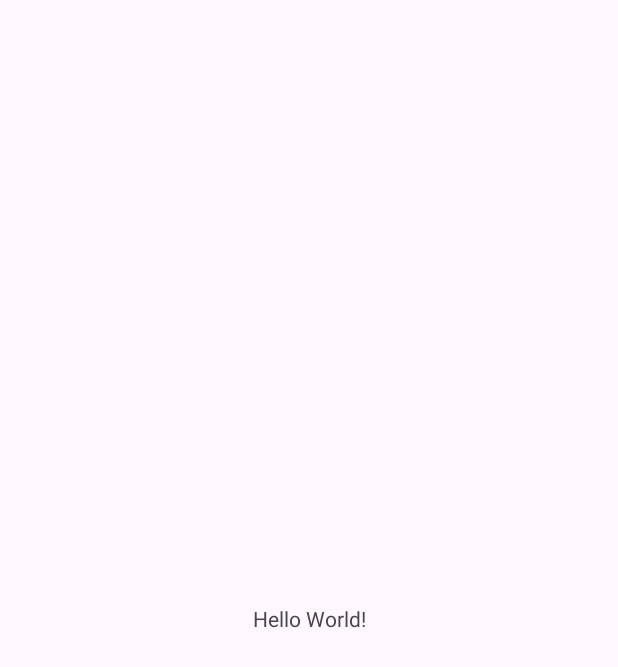
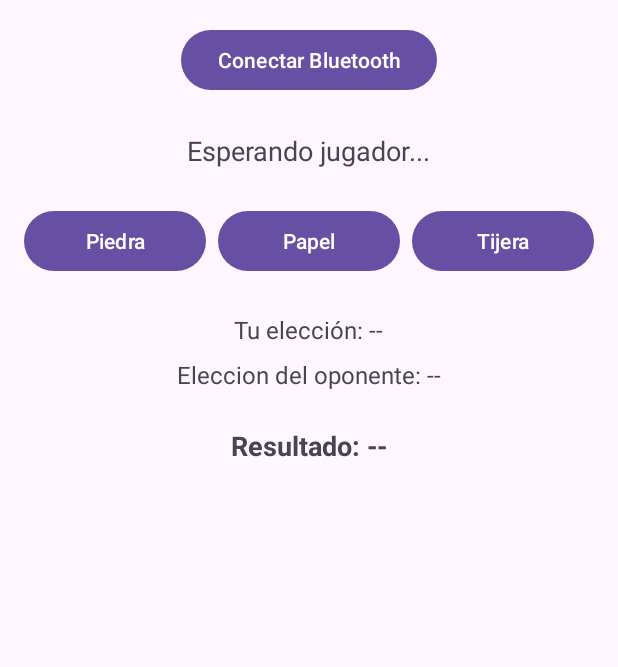
Before and after one commit to Hitgunit/PiedraPapelyTijera, an Android app: the screen it shows after launch (MainActivity), on a phone screen of 412 x 824 dp. Before the commit the part shown is almost empty. Shown: the top 667 px of the screen. Run offline under Robolectric (Android 15) with nearby library versions, the phone set to English and light mode, and no system bars.

Commit message:
XML
Se agrego el XML

```diff
--- a/app/src/main/res/layout/activity_main.xml
+++ b/app/src/main/res/layout/activity_main.xml
@@ -1,18 +1,88 @@
 <?xml version="1.0" encoding="utf-8"?>
-<androidx.constraintlayout.widget.ConstraintLayout xmlns:android="http://schemas.android.com/apk/res/android"
+<LinearLayout
+    xmlns:android="http://schemas.android.com/apk/res/android"
     xmlns:app="http://schemas.android.com/apk/res-auto"
     xmlns:tools="http://schemas.android.com/tools"
     android:layout_width="match_parent"
     android:layout_height="match_parent"
+    android:orientation="vertical"
+    android:padding="16dp"
+    android:gravity="center_horizontal"
     tools:context=".MainActivity">
 
-    <TextView
+    <!-- Botón para iniciar/conectar Bluetooth -->
+    <Button
+        android:id="@+id/btnBluetooth"
         android:layout_width="wrap_content"
         android:layout_height="wrap_content"
-        android:text="Hello World!"
-        app:layout_constraintBottom_toBottomOf="parent"
-        app:layout_constraintEnd_toEndOf="parent"
-        app:layout_constraintStart_toStartOf="parent"
-        app:layout_constraintTop_toTopOf="parent" />
+        android:text="Conectar Bluetooth"
+        android:layout_marginBottom="24dp" />
 
-</androidx.constraintlayout.widget.ConstraintLayout>
+    <!-- Área para el estado del juego -->
+    <TextView
+        android:id="@+id/tvStatus"
+        android:layout_width="wrap_content"
+        android:layout_height="wrap_content"
+        android:text="Esperando jugador..."
+        android:layout_marginBottom="24dp"
+        android:textSize="18sp" />
+
+    <!-- Botones de elección: Piedra, Papel y Tijera -->
+    <LinearLayout
+        android:layout_width="match_parent"
+        android:layout_height="wrap_content"
+        android:orientation="horizontal"
+        android:gravity="center"
+        android:layout_marginBottom="24dp">
+
+        <Button
+            android:id="@+id/btnPiedra"
+            android:layout_width="0dp"
+            android:layout_height="wrap_content"
+            android:layout_weight="1"
+            android:text="Piedra"
+            android:layout_marginEnd="8dp" />
+
+        <Button
+            android:id="@+id/btnPapel"
+            android:layout_width="0dp"
+            android:layout_height="wrap_content"
+            android:layout_weight="1"
+            android:text="Papel"
+            android:layout_marginEnd="8dp" />
+
+        <Button
+            android:id="@+id/btnTijera"
+            android:layout_width="0dp"
+            android:layout_height="wrap_content"
+            android:layout_weight="1"
+            android:text="Tijera" />
+
+    </LinearLayout>
+
+    <!-- Resultados y elecciones -->
+    <TextView
+        android:id="@+id/tvTuEleccion"
+        android:layout_width="wrap_content"
+        android:layout_height="wrap_content"
+        android:text="Tu elección: --"
+        android:layout_marginBottom="8dp"
+        android:textSize="16sp" />
+
+    <TextView
+        android:id="@+id/tvEleccionOponente"
+        android:layout_width="wrap_content"
+        android:layout_height="wrap_content"
+        android:text="Eleccion del oponente: --"
+        android:layout_marginBottom="24dp"
+        android:textSize="16sp" />
+
+    <TextView
+        android:id="@+id/tvResultado"
+        android:layout_width="wrap_content"
+        android:layout_height="wrap_content"
+        android:text="Resultado: --"
+        android:textSize="18sp"
+        android:textStyle="bold" />
+
+</LinearLayout>
```
